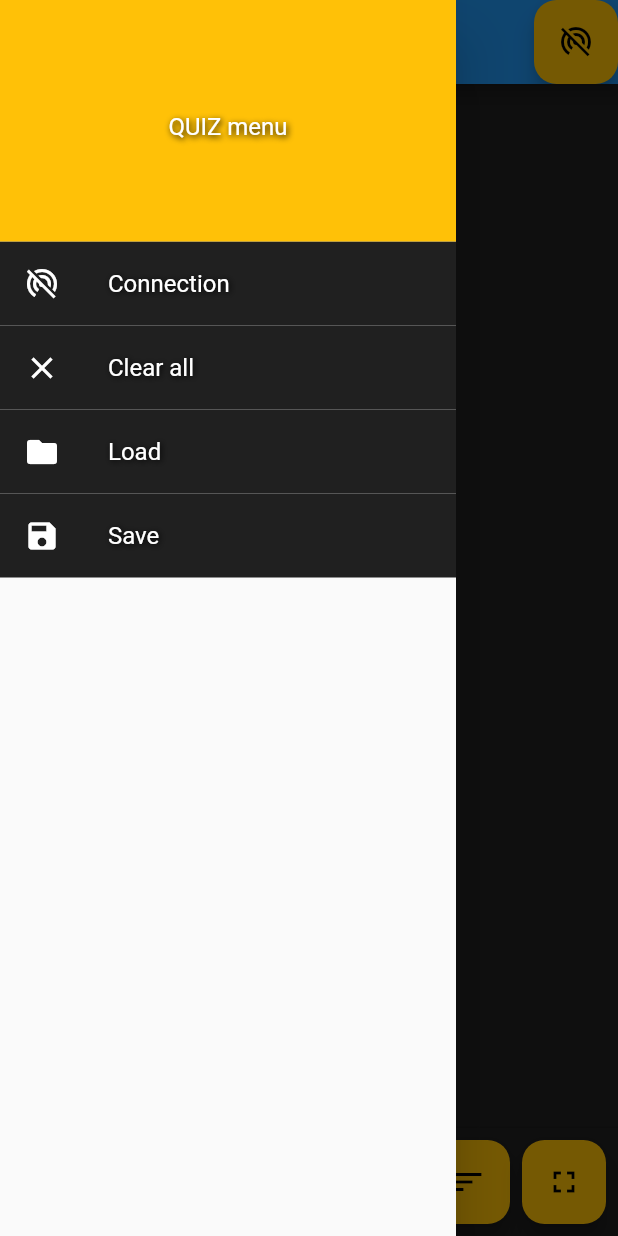
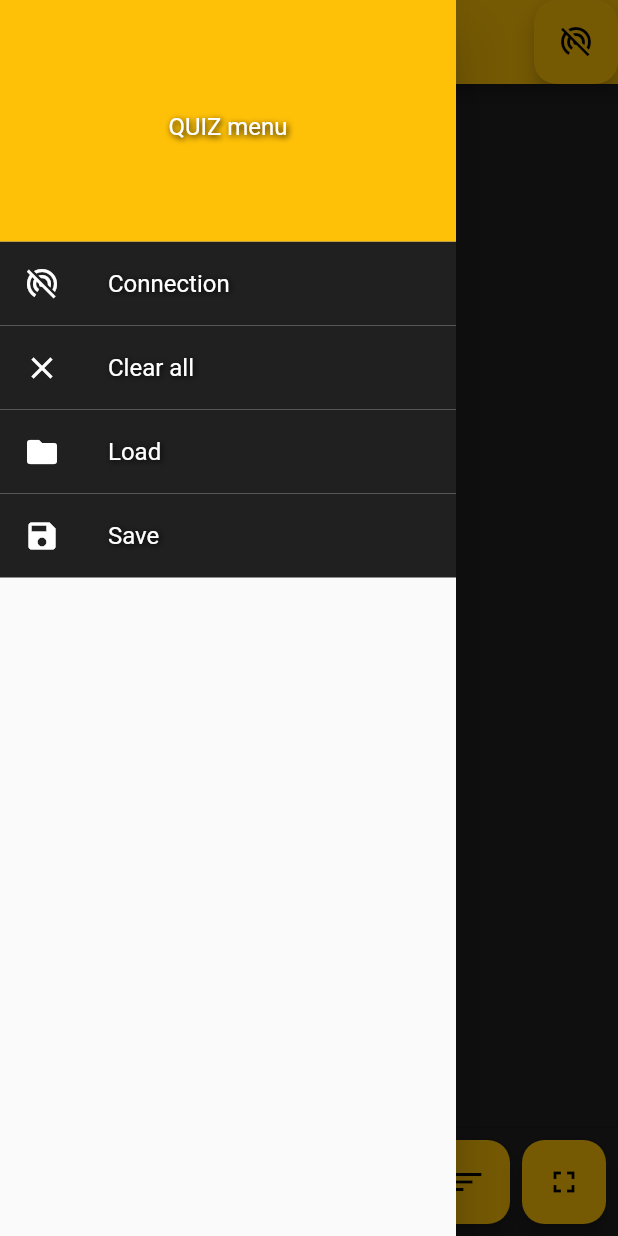
Before and after one commit to Kozinoid/QUIZ-Flutter-Remote-Client, a Flutter app: the screen it shows after launch, with the side drawer open, on a phone screen of 412 x 824 dp. Run offline on Flutter 3.47's test engine with Material 2 defaults, Android fonts, the phone set to English and light mode, and no system bars; our stand-ins replace google_fonts, sqflite; accounts and stored records are empty.

Commit message:
New flutter

```diff
--- a/lib/homepage.dart
+++ b/lib/homepage.dart
@@ -111,6 +111,8 @@ class _MyHomePageState extends State<MyHomePage> with WidgetsBindingObserver {
                     backgroundColor: quizMainPanelColor),
               ),
               centerTitle: true,
+              backgroundColor: quizMainPanelColor,
+              foregroundColor: quizMainTextColor,
             ),
 
             // =========================  Team List  ===========================
```
Also changed, not shown: pubspec.yaml (+4 -4 lines), pubspec.lock.
